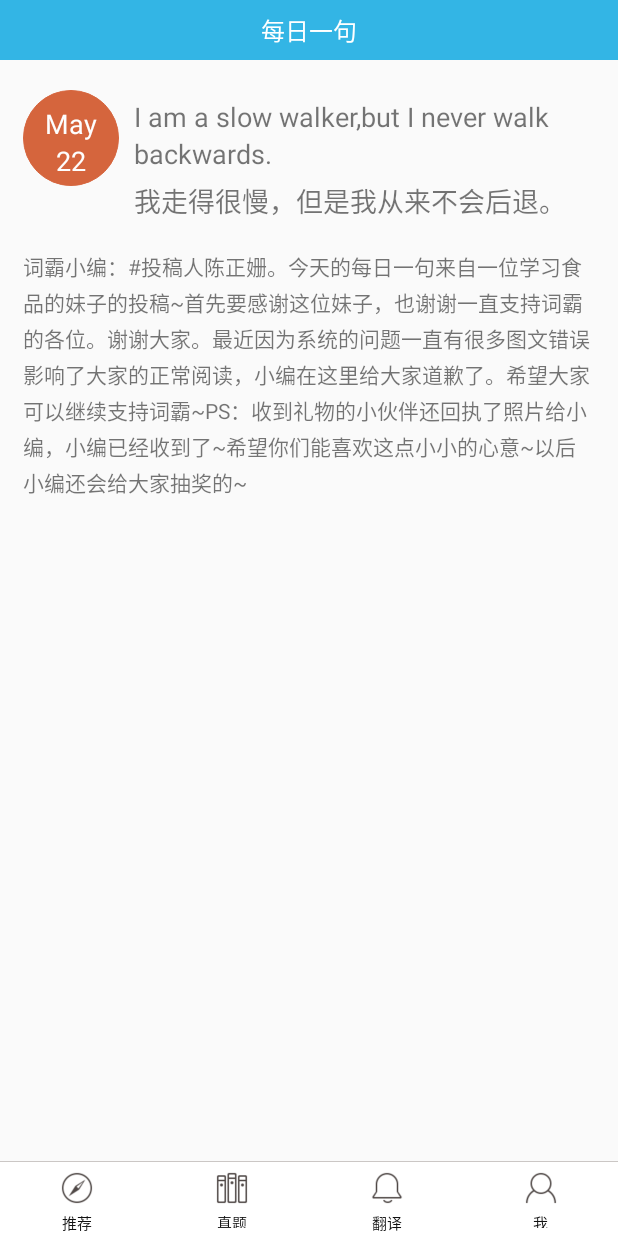
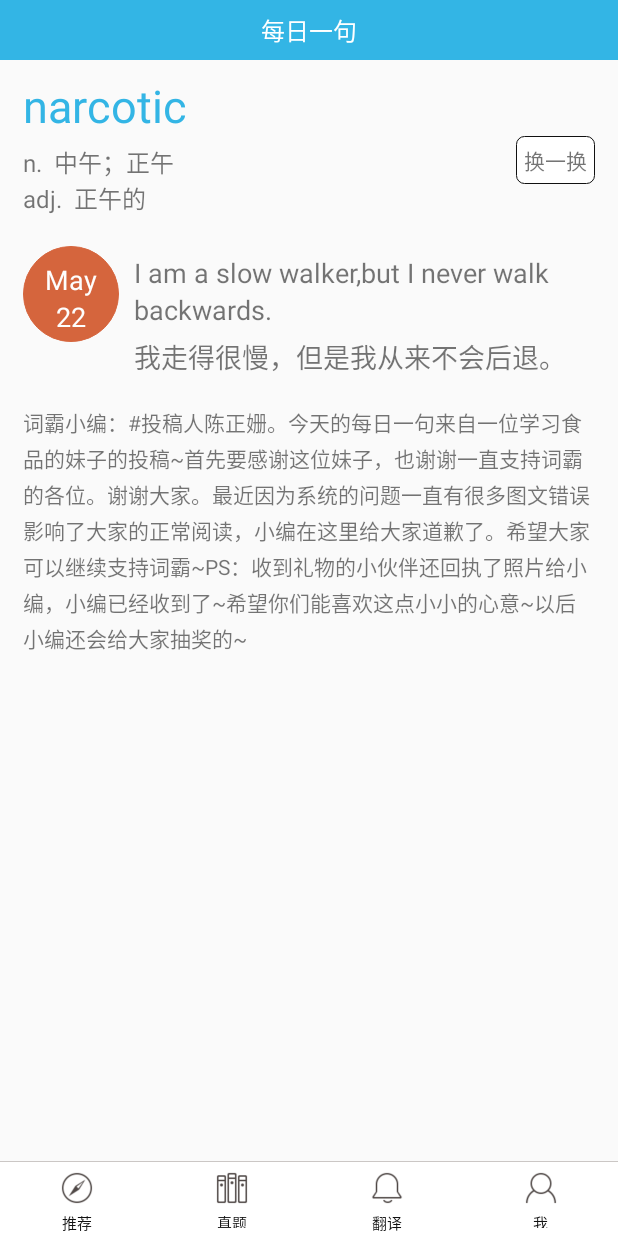
Before and after one commit to yuerlishui/bs, an Android app: the RecommendFragment screen opened directly, with no data from a screen before it, on a phone screen of 412 x 824 dp. Run offline under Robolectric (Android 15) with nearby library versions, the phone set to English and light mode, and no system bars; our stand-ins replace Volley; libraries missing offline, so code that uses them is left out: cn.bmob.v3, org.xutils, org.xutils.ex, org.xutils.view, org.xutils.x; network calls fail; 9 statements that could not run were skipped.

Commit message:
每日一词

```diff
--- a/app/src/main/java/com/yukunlin/ykl/fragment/RecommendFragment.java
+++ b/app/src/main/java/com/yukunlin/ykl/fragment/RecommendFragment.java
@@ -21,15 +21,21 @@ import com.android.volley.toolbox.NetworkImageView;
 import com.android.volley.toolbox.StringRequest;
 import com.android.volley.toolbox.Volley;
 import com.yukunlin.ykl.R;
+import com.yukunlin.ykl.bean.OneWord;
 import com.yukunlin.ykl.data.MainPage;
 import com.yukunlin.ykl.utils.MemoryCache;
 
 import org.json.JSONException;
 import org.json.JSONObject;
+import org.xutils.view.annotation.Event;
 import org.xutils.view.annotation.ViewInject;
 import org.xutils.x;
 
+import java.util.ArrayList;
+import java.util.List;
+
 import cn.bmob.v3.BmobQuery;
+import cn.bmob.v3.listener.FindListener;
 import cn.bmob.v3.listener.GetListener;
 
 /**
@@ -48,9 +54,20 @@ public class RecommendFragment extends DialogFragment {
     @ViewInject(R.id.translation)
     private TextView translation;
 
+    @ViewInject(R.id.word)
+    private TextView word;
+
+    @ViewInject(R.id.nWord)
+    private TextView nWord;
+
+    @ViewInject(R.id.adjWord)
+    private TextView adjWork;
+
     private String url = "http://open.iciba.com/dsapi";
     private RequestQueue mQueue;
     private ImageLoader loader;
+    private List<OneWord> wordList;
+    private int index = 0;
 
     public RecommendFragment() {
         // Required empty public constructor
@@ -74,18 +91,39 @@ public class RecommendFragment extends DialogFragment {
     }
 
     private void queryData() {
-        BmobQuery<MainPage> query = new BmobQuery<MainPage>();
-        query.getObject(getActivity(), "882aa41ca4", new GetListener<MainPage>() {
+        wordList = new ArrayList<>();
+        BmobQuery<OneWord> query = new BmobQuery<OneWord>();
+        query.findObjects(getContext(), new FindListener<OneWord>() {
             @Override
-            public void onSuccess(MainPage mainPage) {
-                Log.d("MainPage", mainPage.toString());
+            public void onSuccess(List<OneWord> list) {
+                wordList.addAll(list);
+                initWord();
             }
 
             @Override
-            public void onFailure(int i, String s) {
+            public void onError(int i, String s) {
                 Toast.makeText(getActivity(), "获取数据失败   " + s, Toast.LENGTH_SHORT).show();
             }
         });
+    }
+
+    private void initWord() {
+
+    }
+
+    @Event(value = R.id.nextWord)
+    private void nextWordClick(View view) {
+
+        if (wordList != null && wordList.size() != 0) {
+            word.setText(wordList.get(index).getWord());
+            adjWork.setText(wordList.get(index).getAdj());
+            nWord.setText(wordList.get(index).getN());
+        }
+        index++;
+        if (index == 5) {
+            index = 0;
+        }
+
     }
 
     private void initData() {
@@ -114,6 +152,7 @@ public class RecommendFragment extends DialogFragment {
             }
         });
         mQueue.add(request);
+
     }
 
 }
--- /dev/null
+++ b/app/src/main/res/drawable/bg_next_word.xml
@@ -0,0 +1,12 @@
+<?xml version="1.0" encoding="utf-8"?>
+
+<shape xmlns:android="http://schemas.android.com/apk/res/android"
+    android:shape="rectangle">
+    <solid android:color="#ffffff"
+
+        />
+    <stroke
+        android:width="1px"
+        android:color="#111111" />
+    <corners android:radius="5dp" />
+</shape>
--- a/app/src/main/res/layout/fragment_recommend.xml
+++ b/app/src/main/res/layout/fragment_recommend.xml
@@ -20,11 +20,65 @@
             android:textSize="16sp" />
     </RelativeLayout>
 
+    <ScrollView
+        android:layout_width="match_parent"
+        android:layout_height="match_parent"
+        android:layout_below="@+id/top_bar">
+
+        <RelativeLayout
+            android:layout_width="match_parent"
+            android:layout_height="match_parent">
+
+            <RelativeLayout
+                android:layout_marginTop="10dp"
+                android:id="@+id/oneWord"
+                android:layout_width="match_parent"
+                android:layout_height="wrap_content"
+                android:paddingLeft="15dp"
+                android:paddingRight="15dp">
+
+                <TextView
+                    android:id="@+id/word"
+                    android:layout_width="wrap_content"
+                    android:layout_height="wrap_content"
+                    android:text="narcotic"
+                    android:textColor="@android:color/holo_blue_light"
+                    android:textSize="30sp" />
+
+                <TextView
+                    android:id="@+id/nWord"
+                    android:layout_width="wrap_content"
+                    android:layout_height="wrap_content"
+                    android:layout_below="@+id/word"
+                    android:layout_marginTop="5dp"
+                    android:text="n.  中午；正午"
+                    android:textSize="16sp" />
+
+                <TextView
+                    android:id="@+id/adjWord"
+                    android:layout_width="wrap_content"
+                    android:layout_height="wrap_content"
+                    android:layout_below="@+id/nWord"
+                    android:text="adj.  正午的"
+                    android:textSize="16sp" />
+
+                <TextView
+                    android:id="@+id/nextWord"
+                    android:layout_width="wrap_content"
+                    android:layout_height="wrap_content"
+                    android:layout_alignParentEnd="true"
+                    android:layout_alignParentRight="true"
+                    android:layout_below="@+id/word"
+                    android:background="@drawable/bg_next_word"
+                    android:padding="5dp"
+                    android:text="换一换" />
+            </RelativeLayout>
+
             <RelativeLayout
                 android:id="@+id/relativeLayout"
                 android:layout_width="64dp"
                 android:layout_height="64dp"
-        android:layout_below="@+id/top_bar"
+                android:layout_below="@+id/oneWord"
                 android:layout_marginLeft="15dp"
                 android:layout_marginTop="20dp"
                 android:alpha=".8"
@@ -79,12 +133,12 @@
 
             <com.android.volley.toolbox.NetworkImageView
                 android:id="@+id/picture"
-        android:layout_marginTop="10dp"
+                android:layout_width="match_parent"
+                android:layout_height="wrap_content"
+                android:layout_below="@+id/note"
                 android:layout_marginLeft="15dp"
                 android:layout_marginRight="15dp"
-        android:layout_width="match_parent"
-        android:layout_height="wrap_content"
-        android:layout_below="@+id/note" />
+                android:layout_marginTop="10dp" />
 
             <TextView
                 android:id="@+id/translation"
@@ -97,3 +151,7 @@
                 android:lineSpacingExtra="3dp"
                 android:text="@string/tranlation" />
         </RelativeLayout>
+    </ScrollView>
+
+
+</RelativeLayout>
```
Also changed, not shown: app/src/main/java/com/yukunlin/ykl/bean/OneWord.java (added, +55 -0 lines). Lines whose indentation alone changed are shown as unchanged.
